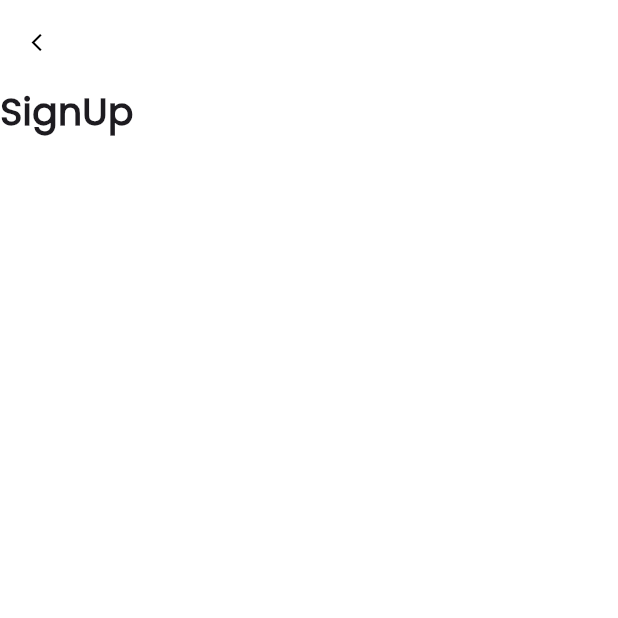
After one commit to MPLectures/batch_five_ui_practice, a Flutter app: the screen it shows after launch, after a tap on "Signup", on a phone screen of 412 x 824 dp, the top half of it. The commit adds this screen. Run offline on Flutter 3.47's test engine with Material 3 defaults, Android fonts, the phone set to English and light mode, and no system bars.

Commit message:
Navigator, routes, Hero Animation

```diff
--- a/lib/main.dart
+++ b/lib/main.dart
@@ -3,6 +3,7 @@ import 'package:batch_five_ui_practice/views/screens/screen_expanded_widget.dart
 import 'package:batch_five_ui_practice/views/screens/screen_imp_cpmcepts.dart';
 import 'package:batch_five_ui_practice/views/screens/screen_login.dart';
 import 'package:batch_five_ui_practice/views/screens/screen_practice.dart';
+import 'package:batch_five_ui_practice/views/screens/screen_singup.dart';
 import 'package:batch_five_ui_practice/views/screens/screen_text_form_field.dart';
 import 'package:batch_five_ui_practice/views/screens/states_of_widget.dart';
 import 'package:flutter/material.dart';
@@ -14,13 +15,21 @@ class MyApp extends StatelessWidget {
   Widget build(BuildContext context) {
     return MaterialApp(
       debugShowCheckedModeBanner: false,
+
+      title:"UI Prac",
+      initialRoute: '/',
+
+      routes: {
+        '/': (context) => ScreenLogin(),
+        '/signup': (context)=> ScreenSingUp(),
+      },
+
       // home: ScreenTest(),
       // home: ScreenPractice(),
       // home: TextFormFieldScreen(),
       // home: ScreenExpandedWidget(),
-      home: ScreenLogin(),
+      // home: ScreenLogin(),
       // home: ScreenImpConcepts(),
     );
-
   }
 }
--- a/lib/views/screens/screen_login.dart
+++ b/lib/views/screens/screen_login.dart
@@ -1,4 +1,5 @@
 import 'package:batch_five_ui_practice/helpers/constants.dart';
+import 'package:batch_five_ui_practice/views/screens/screen_singup.dart';
 import 'package:flutter/material.dart';
 
 class ScreenLogin extends StatefulWidget {
@@ -248,12 +249,24 @@ class _ScreenLoginState extends State<ScreenLogin> {
                 VerticalDivider(
                   thickness: 1.5,
                 ),
-                Text(
-                  "Signup",
-                  style: TextStyle(
-                    color: Color(0xffED1C24),
-                    fontFamily: "PR",
-                    fontSize: 14,
+                GestureDetector(
+                  onTap: () {
+                    Navigator.pushNamed(context, '/signup');
+                    // Navigator.push(
+                    //     context,
+                    //     MaterialPageRoute(
+                    //         builder: (context) => ScreenSingUp()));
+                  },
+                  child: Hero(
+                    tag: "first",
+                    child: Text(
+                      "Signup",
+                      style: TextStyle(
+                        color: Color(0xffED1C24),
+                        fontFamily: "PR",
+                        fontSize: 14,
+                      ),
+                    ),
                   ),
                 ),
               ],
--- /dev/null
+++ b/lib/views/screens/screen_singup.dart
@@ -0,0 +1,44 @@
+import 'package:flutter/material.dart';
+
+class ScreenSingUp extends StatelessWidget {
+
+  @override
+  Widget build(BuildContext context) {
+    return Scaffold(
+      resizeToAvoidBottomInset: false,
+      backgroundColor: Color(0xffffffff),
+      appBar: AppBar(
+        backgroundColor: Color(0xffffffff),
+        elevation: 0,
+        leading: GestureDetector(
+          onTap: (){
+            Navigator.pop(context);
+          },
+          child: Icon(
+            Icons.arrow_back_ios,
+            color: Color(0xff000000),
+            size: 14,
+          ),
+        ),
+      ),
+      body: Column(
+        children: [
+          Align(
+            alignment: Alignment.centerLeft,
+            child: Hero(
+              tag: "first",
+              child: Text(
+                "SignUp",
+                style: TextStyle(
+                  fontFamily: "PR",
+                  fontWeight: FontWeight.w700,
+                  fontSize: 25,
+                ),
+              ),
+            ),
+          ),
+        ],
+      ),
+    );
+  }
+}
```
